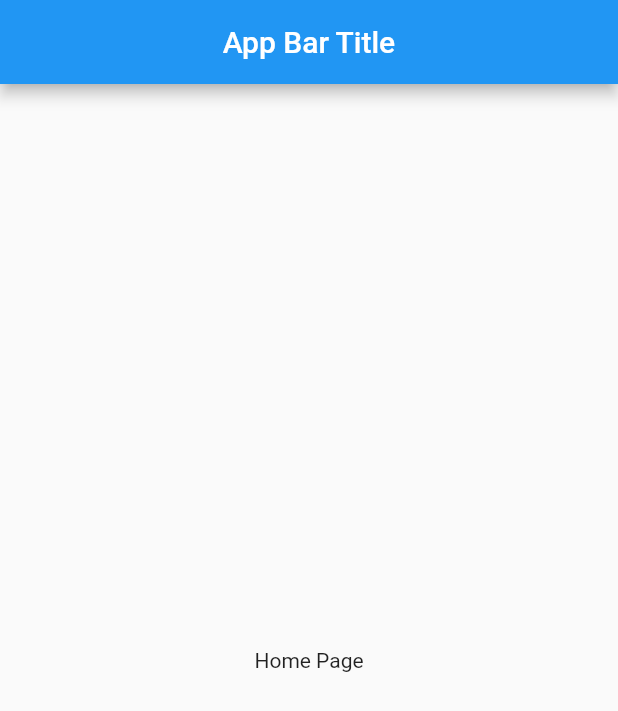
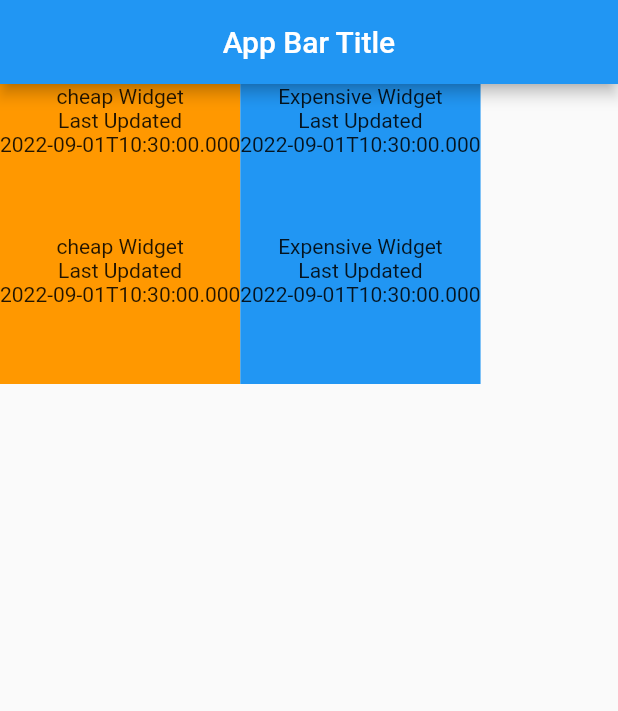
Before and after one commit to Curious-Coder-2001/state_management, a Flutter app: the HomePage screen opened directly, on a phone screen of 412 x 824 dp. Shown: the top 711 px of the screen. Run offline on Flutter 3.47's test engine with Material 2 defaults, Android fonts, the phone set to English and light mode, and no system bars.

Commit message:
all done - well done

```diff
--- a/lib/5.Provider/step-2/main.dart
+++ b/lib/5.Provider/step-2/main.dart
@@ -1,16 +1,19 @@
 import 'package:flutter/material.dart';
+import 'package:provider/provider.dart';
 import 'package:uuid/uuid.dart';
 import 'dart:async';
-import 'package:provider/provider.dart';
 
 void main() {
   runApp(
-    MaterialApp(
-      title: 'App',
-      theme: ThemeData(
-        primarySwatch: Colors.blue,
+    ChangeNotifierProvider(
+      create: (_) => ObjectProvider(),
+      child: MaterialApp(
+        title: 'App',
+        theme: ThemeData(
+          primarySwatch: Colors.blue,
+        ),
+        home: const HomePage(),
       ),
-      home: const HomePage(),
     ),
   );
 }
@@ -47,16 +50,27 @@ class ObjectProvider extends ChangeNotifier {
   CheapObject get cheapObject => _cheapObject;
   ExpensiveObject get expensiveObject => _expensiveObject;
 
+  ObjectProvider()
+      : id = const Uuid().v4(),
+        _cheapObject = CheapObject(),
+        _expensiveObject = ExpensiveObject();
+
+  @override
+  void notifyListeners() {
+    id = const Uuid().v4();
+    super.notifyListeners();
+  }
+
   void start() {
     _cheapStreamSubs = Stream.periodic(
       const Duration(seconds: 1),
-    ).listen((event) {
+    ).listen((_) {
       _cheapObject = CheapObject();
       notifyListeners();
     });
     _expensiveStreamSubs = Stream.periodic(
       const Duration(seconds: 5),
-    ).listen((event) {
+    ).listen((_) {
       _expensiveObject = ExpensiveObject();
       notifyListeners();
     });
@@ -78,9 +92,86 @@ class HomePage extends StatelessWidget {
         title: const Text('App Bar Title'),
         centerTitle: true,
       ),
-      body: const Center(
-        child: Text('Home Page'),
+      body: Column(
+        children: [
+          Row(
+            children: const [
+              Flexible(child: CheapWidget()),
+              Flexible(child: ExpensiveWidget()),
+            ],
+          ),
+          Row(
+            children: const [
+              CheapWidget(),
+              ExpensiveWidget(),
+            ],
+          ),
+        ],
       ),
     );
   }
 }
+
+class ExpensiveWidget extends StatelessWidget {
+  const ExpensiveWidget({Key? key}) : super(key: key);
+
+  @override
+  Widget build(BuildContext context) {
+    final expensiveObject = context.select<ObjectProvider, ExpensiveObject>(
+      (provider) => provider.expensiveObject,
+    );
+    return Container(
+      height: 100,
+      color: Colors.blue,
+      child: Column(
+        children: [
+          Text('Expensive Widget'),
+          Text('Last Updated'),
+          Text(expensiveObject.lastUpdated),
+        ],
+      ),
+    );
+  }
+}
+
+class CheapWidget extends StatelessWidget {
+  const CheapWidget({Key? key}) : super(key: key);
+
+  @override
+  Widget build(BuildContext context) {
+    final cheapObject = context.select<ObjectProvider, CheapObject>(
+      (provider) => provider.cheapObject,
+    );
+    return Container(
+      height: 100,
+      color: Colors.orange,
+      child: Column(
+        children: [
+          Text('cheap Widget'),
+          Text('Last Updated'),
+          Text(cheapObject.lastUpdated),
+        ],
+      ),
+    );
+  }
+}
+
+class ObjectProviderWidget extends StatelessWidget {
+  const ObjectProviderWidget({Key? key}) : super(key: key);
+
+  @override
+  Widget build(BuildContext context) {
+    final provider = context.watch<ObjectProvider>();
+    return Container(
+      color: Colors.red,
+      height: 100,
+      child: Column(
+        children: [
+          Text('Object Provider Widget'),
+          Text('Last Updated'),
+          Text(provider.id),
+        ],
+      ),
+    );
+  }
+}
```
